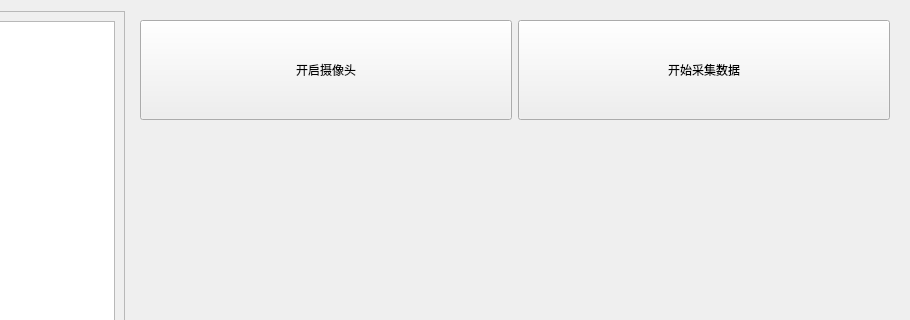
The window that OrbbecDemo_windows/Train.ui (Lvjihong/OrbbecAndQt) describes before a commit, drawn with Qt 5; both pictures show x 162 to 1072 and y 0 to 320 of the 1072 by 547 pixel window.
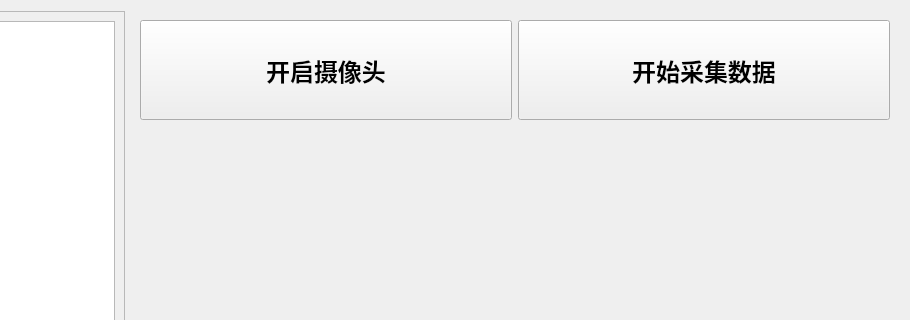
The same window after the commit.

Patch:
```diff
--- a/OrbbecDemo_windows/Train.ui
+++ b/OrbbecDemo_windows/Train.ui
@@ -78,6 +78,13 @@
           <verstretch>0</verstretch>
          </sizepolicy>
         </property>
+        <property name="font">
+         <font>
+          <pointsize>18</pointsize>
+          <weight>75</weight>
+          <bold>true</bold>
+         </font>
+        </property>
         <property name="text">
          <string>开启摄像头</string>
         </property>
@@ -135,6 +142,13 @@
           <verstretch>0</verstretch>
          </sizepolicy>
         </property>
+        <property name="font">
+         <font>
+          <pointsize>18</pointsize>
+          <weight>75</weight>
+          <bold>true</bold>
+         </font>
+        </property>
         <property name="text">
          <string>开始采集数据</string>
         </property>
```
